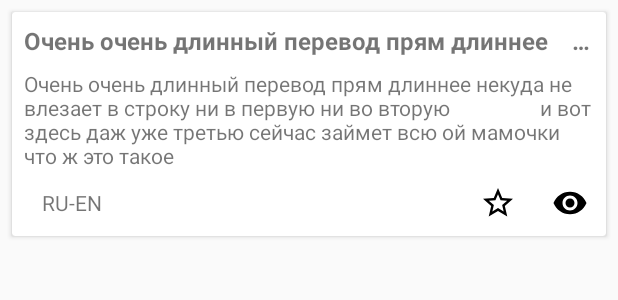
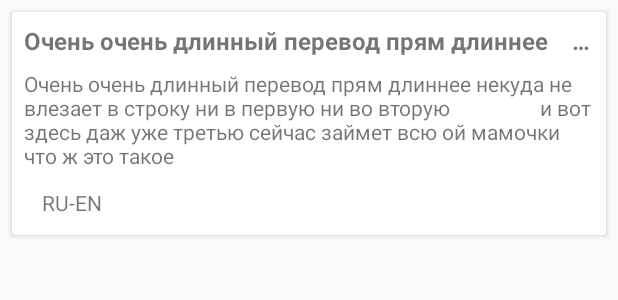
Before and after one commit to 3DRing/StonedTranslator, an Android app: the layout translate_list_item.xml on its own in the app's theme, with its tools: preview values and no code run, on a phone screen of 412 x 824 dp. Shown: the top 300 px of the screen. Run offline under Robolectric (Android 15) with nearby library versions, the phone set to English and light mode, and no system bars.

Commit message:
hiding unused layouts, preparation for interim release

```diff
--- a/app/src/main/res/layout/translate_base_options.xml
+++ b/app/src/main/res/layout/translate_base_options.xml
@@ -67,5 +67,6 @@
         android:paddingRight="8dp"
         android:paddingStart="8dp"
         android:paddingTop="4dp"
+        android:visibility="gone"
         app:srcCompat="@drawable/ic_more_black_24dp" />
 </LinearLayout>
--- a/app/src/main/res/layout/translate_list_item.xml
+++ b/app/src/main/res/layout/translate_list_item.xml
@@ -59,17 +59,18 @@
             android:id="@+id/fl_options"
             android:layout_width="wrap_content"
             android:layout_height="wrap_content"
+            android:layout_alignParentEnd="true"
             android:layout_alignParentRight="true"
-            android:layout_alignParentEnd="true"
             android:layout_below="@+id/linearLayout"
             android:layout_marginLeft="111dp"
-            android:layout_marginStart="111dp">
+            android:layout_marginStart="111dp"
+            android:visibility="gone">
 
             <include
                 android:id="@+id/include_options"
                 layout="@layout/trnsltn_options"
                 android:layout_width="wrap_content"
-                android:layout_height="wrap_content"/>
+                android:layout_height="wrap_content" />
         </FrameLayout>
 
         <TextView
```
